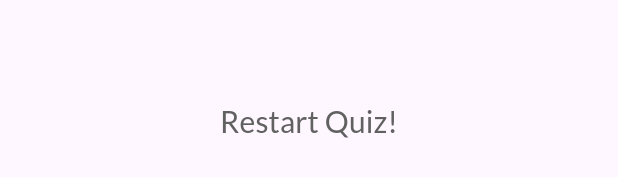
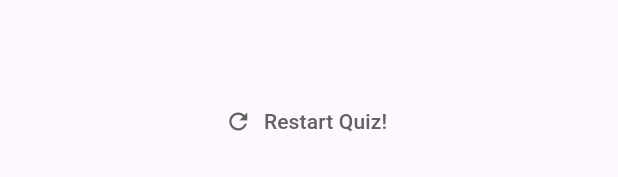
Before and after one commit to devhub726/Flutter-for-Beginners, a Flutter app: the ResultScreen widget shown alone on an empty page, opened directly with empty values, on a phone screen of 412 x 824 dp. Shown: the part 810-987 px from the top of the screen. Run offline on Flutter 3.47's test engine with Material 3 defaults, Android fonts, the phone set to English and light mode, and no system bars; our stand-ins replace google_fonts.

Commit message:
separate question summary, identifier, item

```diff
--- /dev/null
+++ b/lib/questions_summary/questions_summary.dart
@@ -0,0 +1,23 @@
+import 'package:flutter/material.dart';
+import 'package:flutter_for_feginners/questions_summary/summary_item.dart';
+
+class QuestionsSummary extends StatelessWidget {
+  final List<Map<String, Object>> summaryData;
+
+  const QuestionsSummary({super.key, required this.summaryData});
+
+  @override
+  Widget build(BuildContext context) {
+    return SizedBox(
+      height: 300,
+      child: SingleChildScrollView(
+        child: Column(
+            children: summaryData.map(
+          (data) {
+            return SummaryItem(data);
+          },
+        ).toList()),
+      ),
+    );
+  }
+}
--- a/lib/result_screen.dart
+++ b/lib/result_screen.dart
@@ -1,6 +1,6 @@
 import 'package:flutter/material.dart';
 import 'package:flutter_for_feginners/data/questions.dart';
-import 'package:flutter_for_feginners/questions_summary.dart';
+import 'package:flutter_for_feginners/questions_summary/questions_summary.dart';
 import 'package:google_fonts/google_fonts.dart';
 
 class ResultScreen extends StatelessWidget {
@@ -55,15 +55,14 @@ class ResultScreen extends StatelessWidget {
             const SizedBox(
               height: 30,
             ),
-            TextButton(
-                onPressed: onRestart,
-                child: Text(
-                  "Restart Quiz!",
-                  style: GoogleFonts.lato(
-                    color: Colors.grey[700],
-                    fontSize: 20,
-                  ),
-                ))
+            TextButton.icon(
+              onPressed: onRestart,
+              style: TextButton.styleFrom(
+                foregroundColor: Colors.grey[700],
+              ),
+              icon: const Icon(Icons.refresh),
+              label: const Text('Restart Quiz!'),
+            )
           ],
         ),
       ),
```
Also changed, not shown: lib/questions_summary.dart (deleted, +0 -75 lines), lib/questions_summary/question_identifier.dart (added, +35 -0 lines), lib/questions_summary/summary_item.dart (added, +64 -0 lines).
